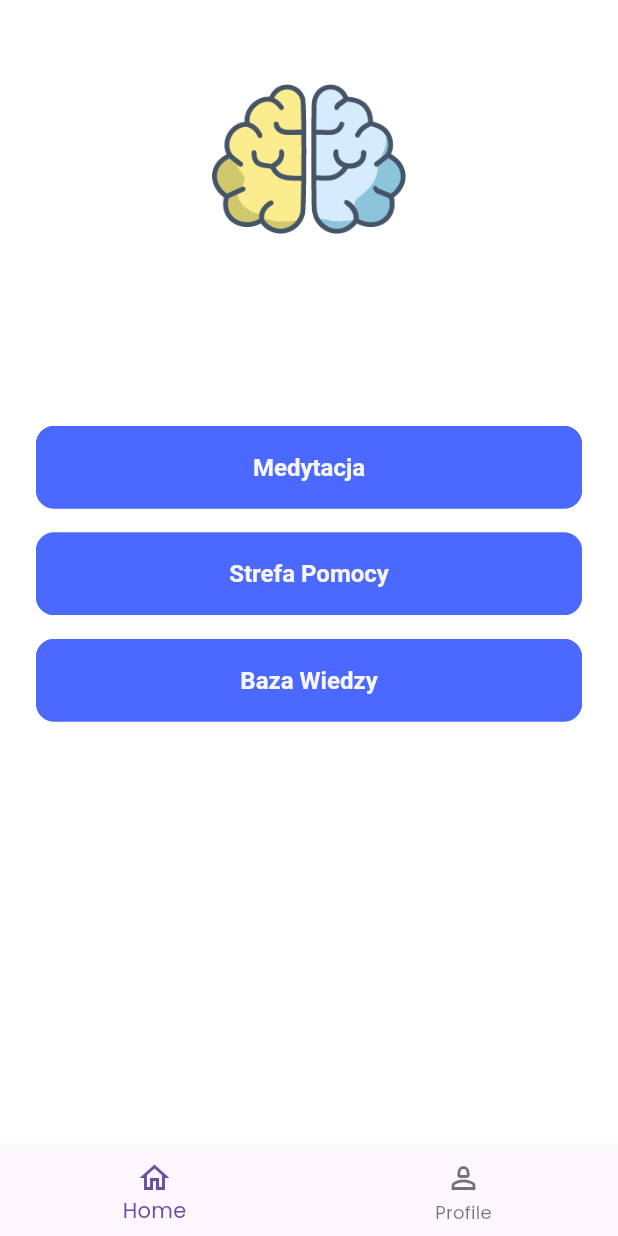
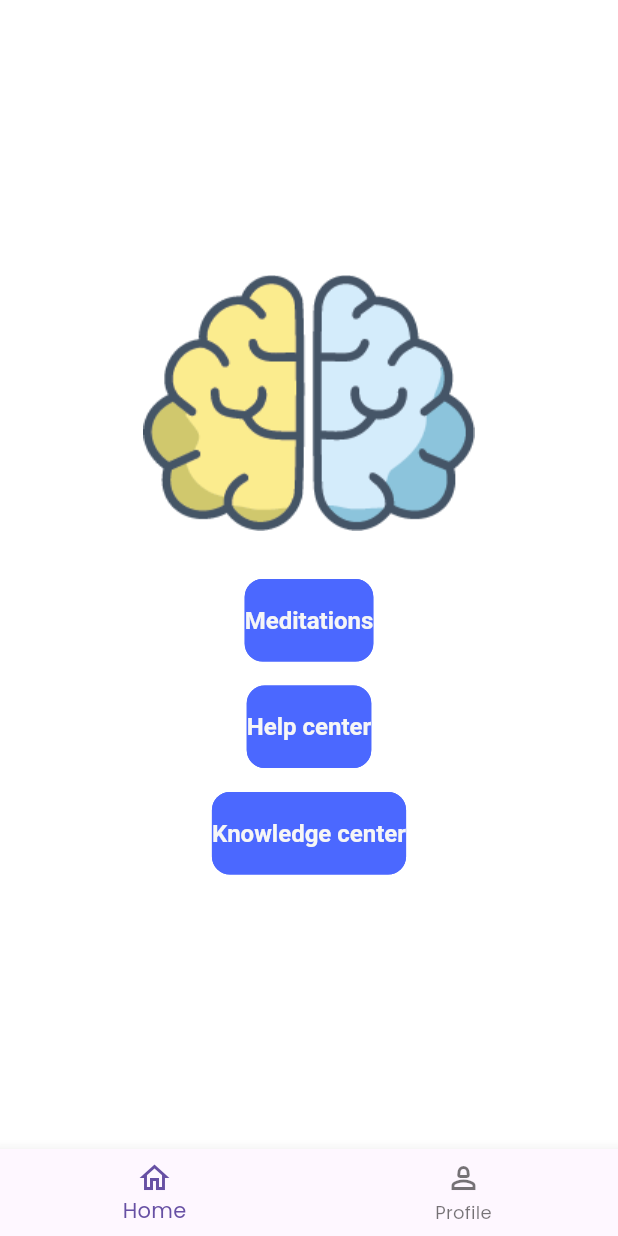
Before and after one commit to CelPat/ProjektZespolowyPCZ, a Flutter app: the HomePage screen opened directly, on a phone screen of 412 x 824 dp. Run offline on Flutter 3.47's test engine with Material 3 defaults, Android fonts, the phone set to English and light mode, and no system bars; our stand-ins replace connectivity_plus, firebase_storage, get, get_storage, iconsax, logger and 2 more; accounts and stored records are empty.

Commit message:
change home screens location. Fix naming an text_strings

```diff
--- a/lib/common/widgets/bottomNavigationBar.dart
+++ b/lib/common/widgets/bottomNavigationBar.dart
@@ -1,17 +1,16 @@
 import 'package:flutter/material.dart';
 
-class bottomNavigationBar extends StatelessWidget {
-  const bottomNavigationBar({
+class ZenBottomNavigationBar extends StatelessWidget {
+  const ZenBottomNavigationBar({
     super.key,
   });
 
   @override
   Widget build(BuildContext context) {
     return BottomNavigationBar(items: const <BottomNavigationBarItem>[
-              BottomNavigationBarItem(
-      icon: Icon(Icons.home_outlined), label: 'Home'),
-              BottomNavigationBarItem(
-      icon: Icon(Icons.person_2_outlined), label: 'Profile')
-            ]);
+      BottomNavigationBarItem(icon: Icon(Icons.home_outlined), label: 'Home'),
+      BottomNavigationBarItem(
+          icon: Icon(Icons.person_2_outlined), label: 'Profile')
+    ]);
   }
 }
--- a/lib/features/authentication/screens/home/home.dart
+++ /dev/null
@@ -1,61 +0,0 @@
-import 'package:flutter/material.dart';
-import 'package:projekt_zespolowy_pcz/common/styles/spacing_styles.dart';
-import 'package:projekt_zespolowy_pcz/common/widgets/bottomNavigationBar.dart';
-import 'package:projekt_zespolowy_pcz/utils/constants/image_strings.dart';
-import 'package:projekt_zespolowy_pcz/utils/constants/sizes.dart';
-import 'package:projekt_zespolowy_pcz/utils/constants/text_strings.dart';
-
-class HomePage extends StatelessWidget {
-  const HomePage({super.key});
-
-  @override
-  Widget build(BuildContext context) {
-    return Scaffold(
-        body: Center(
-          child: Padding(
-            padding: ZenSpacingStyle.paddingWithAppBarHeight,
-            child: Column(
-                crossAxisAlignment: CrossAxisAlignment.center,
-                children: [
-                  Image.asset(
-                    height: 100,
-                    ZenImages.appLogo,
-                    fit: BoxFit.cover
-                    ),
-                  const SizedBox(
-                    height: ZenSizes.spaceBetweenSections * 4,
-                  ),
-                  SizedBox(
-                    width: double.infinity,
-                    child: ElevatedButton(
-                      onPressed: () {},
-                      child: const Text(ZenTexts.meditationHomeButton),
-                    ),
-                  ),
-                  const SizedBox(
-                    height: ZenSizes.spaceBetweenItems,
-                  ),
-                  SizedBox(
-                    width: double.infinity,
-                    child: ElevatedButton(
-                      onPressed: () {},
-                      child: const Text(ZenTexts.helpHomeButton),
-                    ),
-                  ),
-                  const SizedBox(
-                    height: ZenSizes.spaceBetweenItems,
-                  ),
-                  SizedBox(
-                    width: double.infinity,
-                    child: ElevatedButton(
-                      onPressed: () {},
-                      child: const Text(ZenTexts.knowledgeHomeButton),
-                    ),
-                  ),
-                ]),
-          ),
-        ),
-        bottomNavigationBar:
-            const bottomNavigationBar());
-  }
-}
--- /dev/null
+++ b/lib/features/guided_meditations/screens/home/home.dart
@@ -0,0 +1,49 @@
+import 'package:flutter/material.dart';
+import 'package:projekt_zespolowy_pcz/utils/constants/image_strings.dart';
+import 'package:projekt_zespolowy_pcz/utils/constants/sizes.dart';
+import 'package:projekt_zespolowy_pcz/utils/constants/text_strings.dart';
+
+class HomePage extends StatelessWidget {
+  const HomePage({super.key});
+
+  @override
+  Widget build(BuildContext context) {
+    return Scaffold(
+        body: Center(
+          child: Column(
+              mainAxisAlignment: MainAxisAlignment.center,
+              crossAxisAlignment: CrossAxisAlignment.center,
+              children: [
+                Image.asset(ZenImages.appLogo, fit: BoxFit.cover),
+                const SizedBox(
+                  height: ZenSizes.spaceBetweenSections,
+                ),
+                ElevatedButton(
+                  onPressed: () {},
+                  child: const Text(ZenTexts.meditations),
+                ),
+                const SizedBox(
+                  height: ZenSizes.spaceBetweenItems,
+                ),
+                ElevatedButton(
+                  onPressed: () {},
+                  child: const Text(ZenTexts.helpCenter),
+                ),
+                const SizedBox(
+                  height: ZenSizes.spaceBetweenItems,
+                ),
+                ElevatedButton(
+                  onPressed: () {},
+                  child: const Text(ZenTexts.knowledgeCenter),
+                ),
+              ]),
+        ),
+        bottomNavigationBar:
+            BottomNavigationBar(items: const <BottomNavigationBarItem>[
+          BottomNavigationBarItem(
+              icon: Icon(Icons.home_outlined), label: 'Home'),
+          BottomNavigationBarItem(
+              icon: Icon(Icons.person_2_outlined), label: 'Profile')
+        ]));
+  }
+}
--- a/lib/utils/constants/text_strings.dart
+++ b/lib/utils/constants/text_strings.dart
@@ -5,20 +5,20 @@ class ZenTexts {
   static const String skip = "Skip";
   static const String done = "Done";
   static const String submit = "Submit";
-  static const String appName = "T-Store";
+  static const String appName = "Zen Brain";
   static const String tContinue = "Continue";
 
   // -- OnBoarding Texts
-  static const String onBoardingTitle1 = "Choose your product";
-  static const String onBoardingTitle2 = "Select Payment Method";
-  static const String onBoardingTitle3 = "Deliver at your door step";
+  static const String onBoardingTitle1 = "Calm your mind";
+  static const String onBoardingTitle2 = "Train your brain";
+  static const String onBoardingTitle3 = "Free your brain to free your life";
 
   static const String onBoardingSubTitle1 =
-      "Welcome to a World of Limitless Choices - Your Perfect Product Awaits!";
+      "Welcome to ZenBrain - Place where you take control of your mind";
   static const String onBoardingSubTitle2 =
-      "For Seamless Transactions, Choose Your Payment Path - Your Convenience, Our Priority!";
+      "Be more effective, calm and confident";
   static const String onBoardingSubTitle3 =
-      "From Our Doorstep to Yours - Swift, Secure, and Contactless Delivery!";
+      "Feel how your life change after only 1 week";
 
   // -- Authentication Forms
   static const String firstName = "First Name";
@@ -43,36 +43,28 @@ class ZenTexts {
 
   // -- Authentication Headings
   static const String loginTitle = "Welcome back,";
-  static const String loginSubTitle =
-      "Discover Limitless Choices and Unmatched Convenience.";
+  static const String loginSubTitle = "Let's take care of your mind.";
   static const String signupTitle = "Let’s create your account";
   static const String forgotPasswordTitle = "Forgot password";
   static const String forgotPasswordSubTitle =
-      "Don’t worry sometimes people can forget too, enter your email and we will send you a password reset link.";
+      "Enter your email and we will send you a password reset link.";
   static const String changeYourPasswordTitle = "Password Reset Email Sent";
   static const String changeYourPasswordSubTitle =
       "Your Account Security is Our Priority! We've Sent You a Secure Link to Safely Change Your Password and Keep Your Account Protected.";
   static const String confirmEmail = "Verify your email address!";
   static const String confirmEmailSubTitle =
-      "Congratulations! Your Account Awaits: Verify Your Email to Start Shopping and Experience a World of Unrivaled Deals and Personalized Offers.";
+      "Congratulations! Your Account Awaits: Verify Your Email to start ZenBraining.";
   static const String emailNotReceivedMessage =
       "Didn’t get the email? Check your junk/spam or resend it.";
   static const String yourAccountCreatedTitle =
-      "Your account successfully created!";
+      "Your account was successfully created!";
   static const String yourAccountCreatedSubTitle =
-      "Welcome to Your Ultimate Shopping Destination: Your Account is Created, Unleash the Joy of Seamless Online Shopping!";
-
-  // -- Product
-  static const String popularProducts = "Popular Products";
+      "Welcome to ZenBrain: Place where you take control of your mind";
 
   // -- Home
-  static const String homeAppbarTitle = "Good day for shopping";
-  static const String homeAppbarSubTitle = "Taimoor Sikander";
-
-  // -- Home Page Text
-
-  static const String meditationHomeButton = "Medytacja";
-  static const String helpHomeButton = "Strefa Pomocy";
-  static const String knowledgeHomeButton = "Baza Wiedzy";
-
+  static const String homeAppbarTitle = "Let's take care of your mind.";
+  static const String homeAppbarSubTitle = "ZenBrain";
+  static const String meditations = "Meditations";
+  static const String helpCenter = "Help center";
+  static const String knowledgeCenter = "Knowledge center";
 }
```
